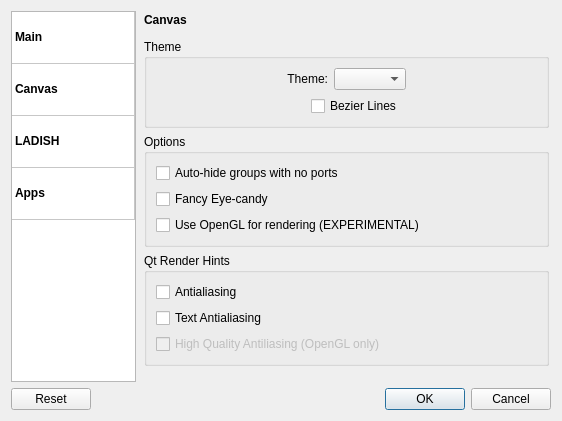
Qt form src/ui/settings_app.ui (falkTX/Cadence) before a commit.
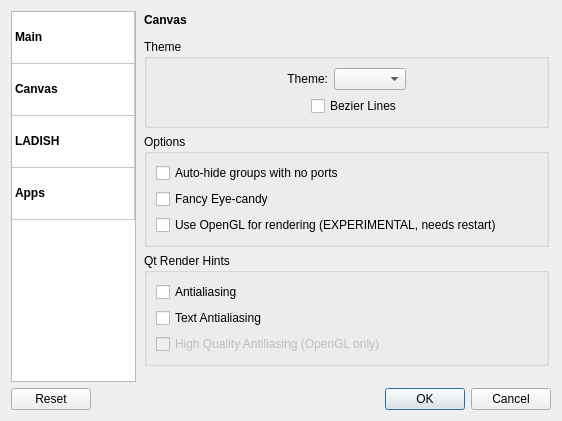
The same form after that commit. The open tabs and pages were chosen to show the change. Icons and pictures are not drawn.

Commit message: Inform user that OpenGL render needs restart

```diff
--- a/src/ui/settings_app.ui
+++ b/src/ui/settings_app.ui
@@ -521,7 +521,7 @@
             <item>
              <widget class="QCheckBox" name="cb_canvas_use_opengl">
               <property name="text">
-               <string>Use OpenGL for rendering (EXPERIMENTAL)</string>
+               <string>Use OpenGL for rendering (EXPERIMENTAL, needs restart)</string>
               </property>
              </widget>
             </item>
```
Left out of the diff: 2 changed lines with no effect on the pictures.
